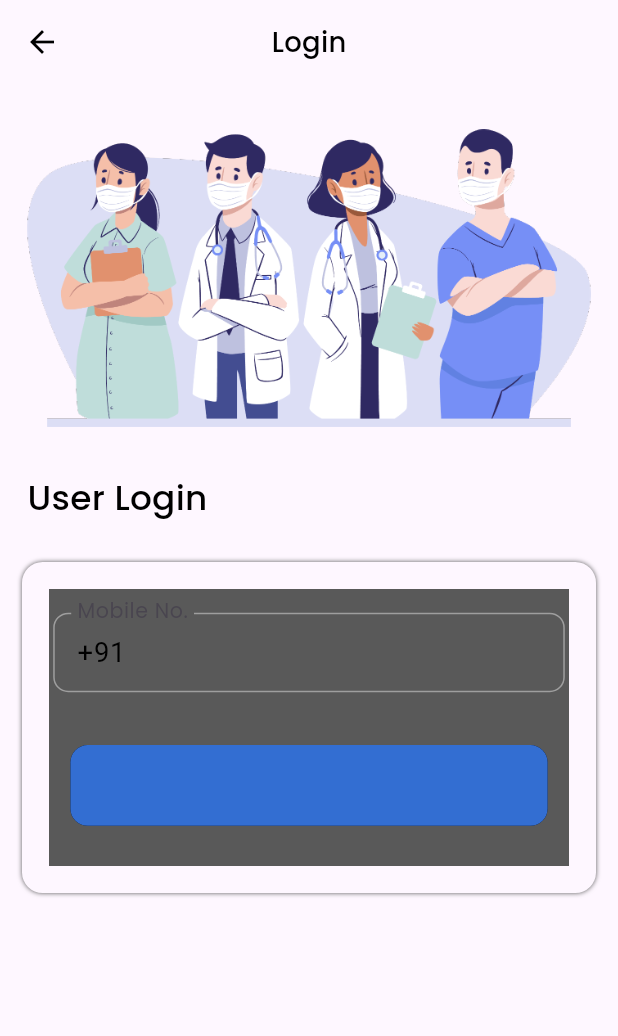
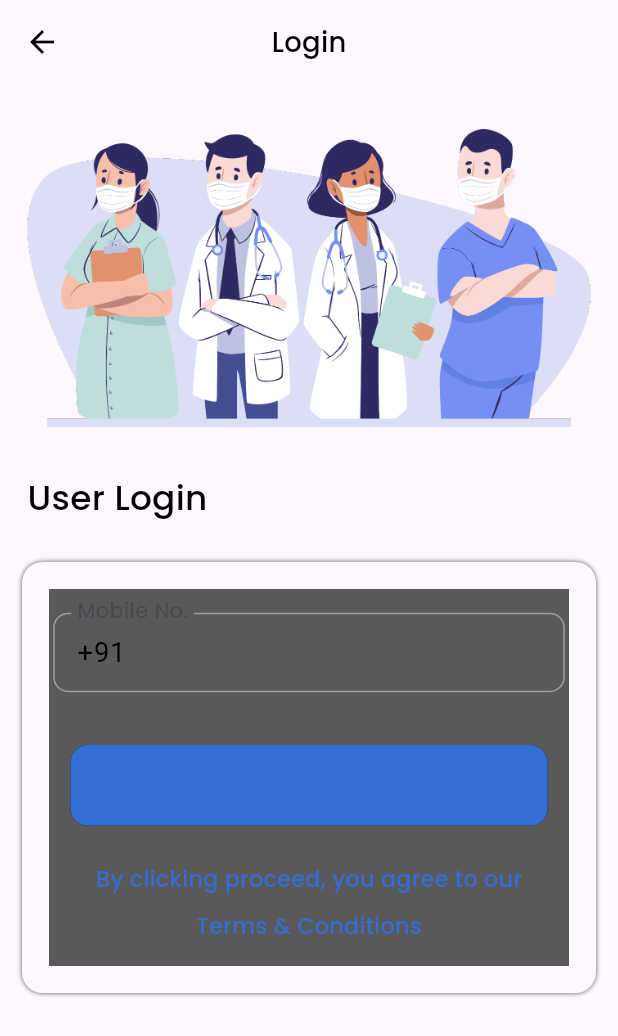
Before and after one commit to TushalKaklottar/doctor_app, a Flutter app: the LoginPage screen opened directly, on a phone screen of 412 x 824 dp. Shown: the top 1036 px of the screen. Run offline on Flutter 3.47's test engine with Material 2 defaults, Android fonts, the phone set to English and light mode, and no system bars; our stand-ins replace firebase_auth, firebase_core, flutter_screenutil, fluttertoast, get, google_fonts and 1 more; accounts and stored records are empty.

Commit message:
KT || 25/01/2024

```diff
--- a/lib/component/custom_wiidget.dart
+++ b/lib/component/custom_wiidget.dart
@@ -1,4 +1,5 @@
 import 'package:doctor_app/export_app.dart';
+import 'package:fluttertoast/fluttertoast.dart';
 
 class CustomWidget{
 
@@ -30,8 +31,20 @@ class CustomWidget{
                 ),
               ),
               onWillPop: () async => false,
-          )
+          );
         }
     );
   }
 }
+
+String savedName = "";
+
+dynamic showToast(String tittle) =>
+    Fluttertoast.showToast(
+        msg: tittle,
+      toastLength: Toast.LENGTH_SHORT,
+      timeInSecForIosWeb: 1,
+      backgroundColor: primary,
+      textColor: white,
+      fontSize: 16.0,
+    );
--- a/lib/view/screen/login/login_page.dart
+++ b/lib/view/screen/login/login_page.dart
@@ -2,6 +2,7 @@ import 'package:doctor_app/component/custom_wiidget.dart';
 import 'package:doctor_app/component/widget_component.dart';
 import 'package:doctor_app/controller/login_controller/login_controller.dart';
 import 'package:doctor_app/export_app.dart';
+import 'package:doctor_app/view/screen/otp/otp.dart';
 
 class LoginPage extends StatelessWidget {
     LoginPage({Key? key}) : super(key: key);
@@ -9,6 +10,7 @@ class LoginPage extends StatelessWidget {
     final LoginController _loginController = Get.put(LoginController());
     static String verify = "";
     int? _reasonToken;
+    String mobile = "";
 
   @override
   Widget build(BuildContext context) {
@@ -109,23 +111,26 @@ class LoginPage extends StatelessWidget {
                           white,
                           "Send OTP",
                           15,
-                        FontWeight.w500,
+                          FontWeight.bold,
                           0,
                           0,
                           () async {
                           CustomWidget().showProgress(context: context);
-                          print(_loginController.mobile);
+                          print(mobile);
+
                           await FirebaseAuth.instance.verifyPhoneNumber(
                             timeout: const Duration(seconds: 60),
-                              phoneNumber: _loginController.mobile,
+                              phoneNumber: mobile,
                               verificationCompleted: (PhoneAuthCredential phoneAuthCredential) async {
                               print('inside verification');
                               },
                               verificationFailed: (FirebaseAuthException e) {
                               print(e);
+
                               if(e.code == 'invalid-phone-number') {
                                 print("The provided phone number is not valid");
                               }
+
                                print("inside verification failed");
                               Navigator.pop(context);
                               },
@@ -134,13 +139,45 @@ class LoginPage extends StatelessWidget {
                               _reasonToken = resendToken;
                               print('Login verification ====${LoginPage.verify}');
                               Navigator.pop(context);
-                              show
-                              Navigator.push(context, route)
+                              showToast("OTP Sent");
+                              Navigator.push(
+                                  context,
+                                  MaterialPageRoute(
+                                      builder: (context) => OTP(
+                                        mobile: mobile,
+                                      ),
+                                  ),
+                              );
                               },
-                              codeAutoRetrievalTimeout: codeAutoRetrievalTimeout
+                              forceResendingToken: _reasonToken,
+                              codeAutoRetrievalTimeout: (String verificationId) {
+                              print(verificationId);
+                              }
                           );
                           }
-                      )
+                      ),
+                      ),
+                      SizedBox(
+                        height: 11.h,
+                      ),
+                      Center(
+                        child: customText(
+                            "By clicking proceed, you agree to our",
+                            primary,
+                            13,
+                            FontWeight.w500,
+                        ),
+                      ),
+                      SizedBox(
+                        height: 8.h,
+                      ),
+                      Center(
+                        child: customText(
+                          "Terms & Conditions",
+                          primary,
+                          13,
+                          FontWeight.w500,
+                        ),
                       ),
                     ],
                   ),
--- a/pubspec.yaml
+++ b/pubspec.yaml
@@ -41,6 +41,7 @@ dependencies:
   shared_preferences: ^2.2.2
   google_fonts: any
   firebase_auth: ^4.15.3
+  fluttertoast: ^8.2.4
 
 
 dev_dependencies:
```
Also changed, not shown: lib/view/screen/otp/otp.dart (added, +58 -0 lines), assets/icon/otp.png (added), pubspec.lock, 1 other file. Lines whose indentation alone changed are shown as unchanged.
